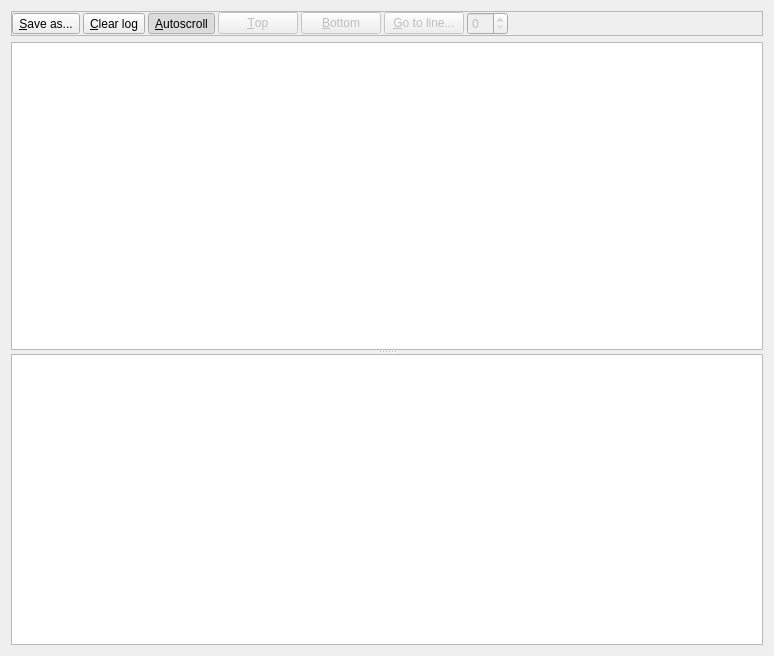
The window that Forms/DLMSLogUI.ui (TarlogicSecurity/PLCTool) describes before a commit, drawn with Qt 5.
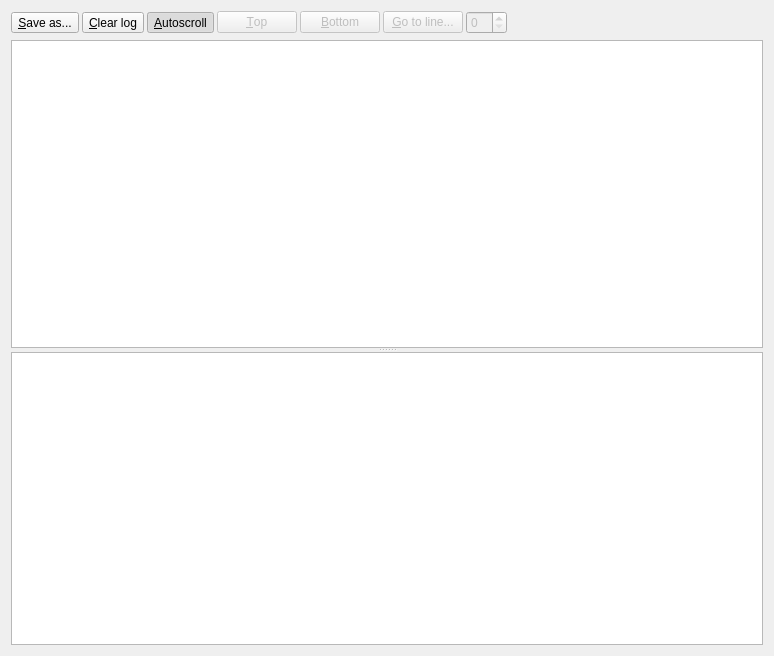
The same window after the commit.

What changed in the file:
```diff
--- a/Forms/DLMSLogUI.ui
+++ b/Forms/DLMSLogUI.ui
@@ -36,7 +36,7 @@
        <item row="0" column="0">
         <widget class="QFrame" name="frame">
          <property name="frameShape">
-          <enum>QFrame::StyledPanel</enum>
+          <enum>QFrame::NoFrame</enum>
          </property>
          <property name="frameShadow">
           <enum>QFrame::Raised</enum>
@@ -168,12 +168,12 @@
          <attribute name="verticalHeaderCascadingSectionResizes">
           <bool>false</bool>
          </attribute>
-         <attribute name="verticalHeaderDefaultSectionSize">
-          <number>0</number>
-         </attribute>
          <attribute name="verticalHeaderMinimumSectionSize">
           <number>14</number>
          </attribute>
+         <attribute name="verticalHeaderDefaultSectionSize">
+          <number>14</number>
+         </attribute>
          <attribute name="verticalHeaderStretchLastSection">
           <bool>true</bool>
          </attribute>
```
Left out of the diff: 6 changed lines with no effect on the pictures.
